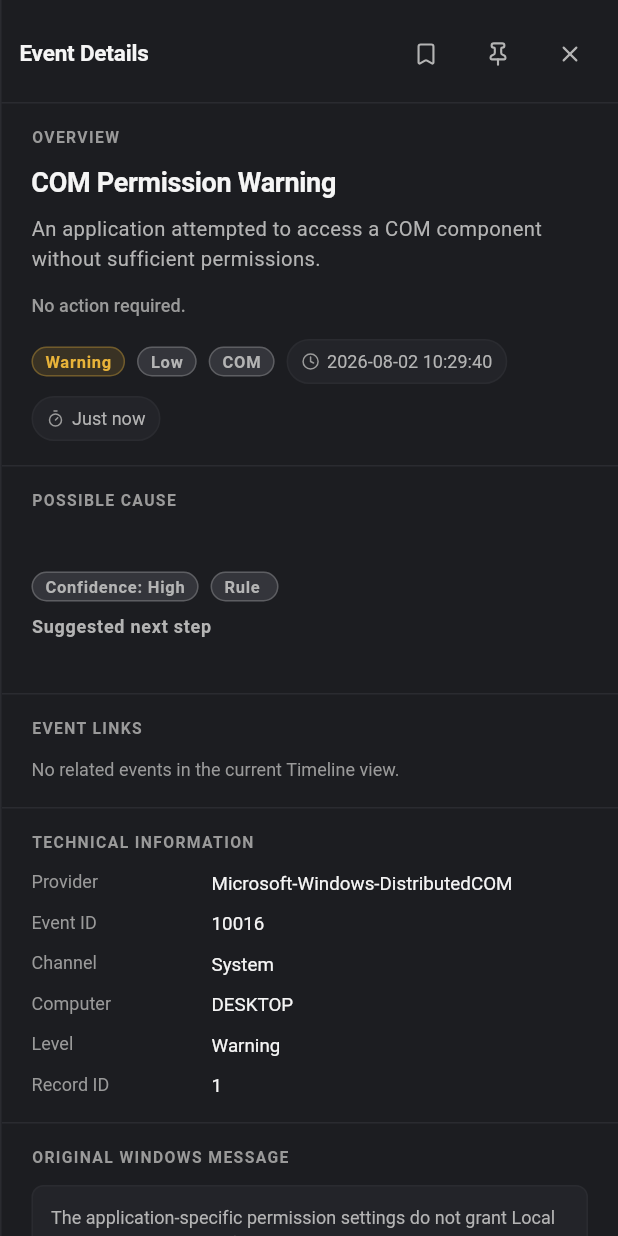
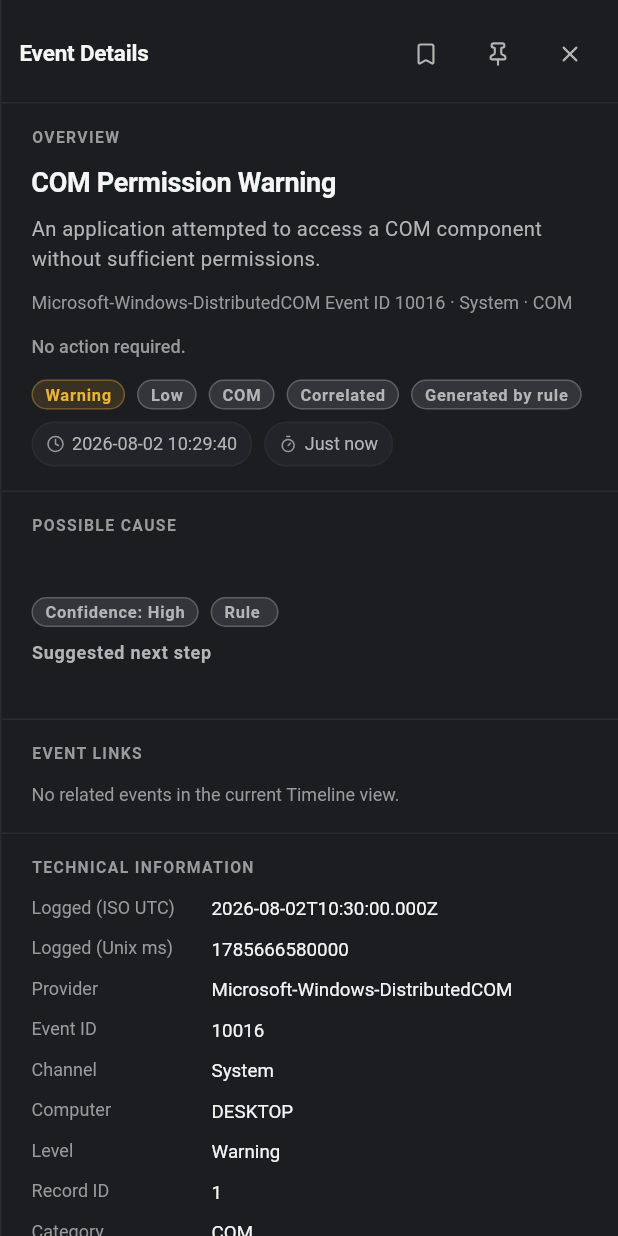
Before and after one commit to Regncreative/Pulse, a Flutter app: the TimelineDetailsPanel widget shown alone on an empty page, opened directly with sample values from the repository, on a phone screen of 412 x 824 dp. Run offline on Flutter 3.47's test engine with Material 3 defaults, Android fonts, the phone set to English and light mode, and no system bars; our stand-ins replace flutter_svg, lucide_icons_flutter, pdf, shared_preferences; missing offline and left inert: dart:ffi, flutter_acrylic, win32, window_manager; accounts and stored records are empty; Roboto replaces fonts that are missing (Segoe UI).

Commit message:
feat(r2): complete Timeline details fields and export UI wiring
Always surface Wevtapi technical fields, truthful metadata badges, CSV export actions, and stable incident keys.

Co-authored-by: Cursor <cursoragent@cursor.com>

```diff
--- a/apps/pulse_app/lib/features/timeline/widgets/timeline_details_panel.dart
+++ b/apps/pulse_app/lib/features/timeline/widgets/timeline_details_panel.dart
@@ -23,6 +23,7 @@ class TimelineDetailsPanel extends StatefulWidget {
     this.rcaHint,
     this.relatedEvents = const [],
     this.onSelectRelated,
+    this.isLive = false,
   });
 
   final TimelineEvent event;
@@ -30,6 +31,7 @@ class TimelineDetailsPanel extends StatefulWidget {
   final TimelineRcaHint? rcaHint;
   final List<TimelineEvent> relatedEvents;
   final ValueChanged<TimelineEvent>? onSelectRelated;
+  final bool isLive;
 
   @override
   State<TimelineDetailsPanel> createState() => _TimelineDetailsPanelState();
@@ -114,7 +116,17 @@ class _TimelineDetailsPanelState extends State<TimelineDetailsPanel> {
       return '0x${event.keywords.toUnsigned(64).toRadixString(16)}';
     }
 
+    // Structured Wevtapi system props mirrored on TimelineEvent.
+    // Version / Qualifiers / Provider Guid appear in Raw Event XML when present
+    // (not duplicated as structured columns in R2 — see validation report).
     return [
+      MetadataEntry('Logged (ISO UTC)', dash(event.timestampIso)),
+      MetadataEntry(
+        'Logged (Unix ms)',
+        event.timestampUnixMs == 0
+            ? dash('')
+            : event.timestampUnixMs.toString(),
+      ),
       MetadataEntry('Provider', dash(event.providerName)),
       MetadataEntry(
         'Event ID',
@@ -149,27 +161,24 @@ class _TimelineDetailsPanelState extends State<TimelineDetailsPanel> {
         'Thread ID',
         event.hasThreadId ? event.threadId.toString() : dash(''),
       ),
-      MetadataEntry('SID', dash(event.userSid)),
+      MetadataEntry('User (SID)', dash(event.userSid)),
       MetadataEntry(
         'Record ID',
         event.recordId == 0 ? dash('') : event.recordId.toString(),
       ),
       MetadataEntry('Activity ID', dash(event.activityId)),
-      MetadataEntry('Correlation ID', dash(event.relatedActivityId)),
-      if (dense) ...[
-        MetadataEntry(
-          'Timestamp ISO',
-          event.timestampIso.isEmpty ? '—' : event.timestampIso,
-        ),
-        MetadataEntry(
-          'Timestamp Unix',
-          event.timestampUnixMs == 0 ? '—' : event.timestampUnixMs.toString(),
-        ),
-        MetadataEntry(
-          'Stable ID',
-          event.eventId.isEmpty ? '—' : event.eventId,
-        ),
-      ],
+      MetadataEntry(
+        'Related Activity ID',
+        dash(event.relatedActivityId),
+      ),
+      MetadataEntry('Category', dash(event.category)),
+      MetadataEntry('Importance', dash(event.importanceLabel)),
+      MetadataEntry(
+        'Pulse event id',
+        dense
+            ? (event.eventId.isEmpty ? '—' : event.eventId)
+            : dash(event.eventId),
+      ),
     ];
   }
 
@@ -234,6 +243,17 @@ class _TimelineDetailsPanelState extends State<TimelineDetailsPanel> {
                               height: 1.45,
                             ),
                       ),
+                      if (event.technicalSummary.isNotEmpty) ...[
+                        const SizedBox(height: 10),
+                        Text(
+                          event.technicalSummary,
+                          style:
+                              Theme.of(context).textTheme.bodySmall?.copyWith(
+                                    color: PulseTokens.textTertiary,
+                                    height: 1.4,
+                                  ),
+                        ),
+                      ],
                       const SizedBox(height: 12),
                       Text(
                         event.actionGuidance,
@@ -308,6 +328,22 @@ class _TimelineDetailsPanelState extends State<TimelineDetailsPanel> {
                           if (event.category.isNotEmpty)
                             PulseBadge(
                               label: event.category,
+                              compact: true,
+                            ),
+                          if (widget.isLive)
+                            const PulseBadge(
+                              label: 'Live',
+                              tone: PulseBadgeTone.success,
+                              compact: true,
+                            ),
+                          if (widget.rcaHint != null)
+                            const PulseBadge(
+                              label: 'Correlated',
+                              compact: true,
+                            ),
+                          if (widget.rcaHint != null)
+                            const PulseBadge(
+                              label: 'Generated by rule',
                               compact: true,
                             ),
                           if (context.watch<TimelineLibraryController>()
```
Also changed, not shown: apps/pulse_app/lib/presentation/timeline/timeline_page.dart (+80 -19 lines).
